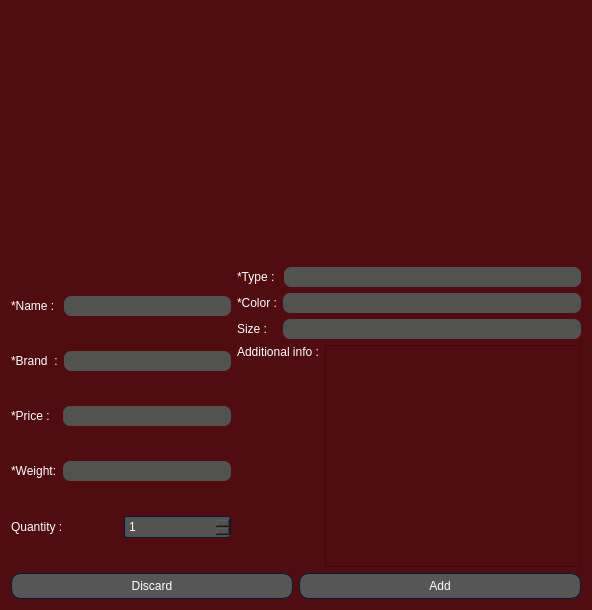
AP-projects-4001/Guys, file AP/buy_products.ui: the form before one commit.
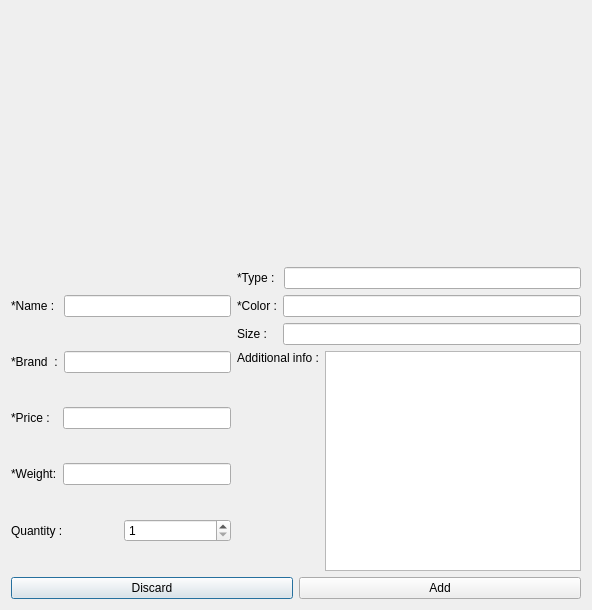
The form after the commit. Icons and pictures are not drawn.

What changed in the file:
```diff
--- a/AP/buy_products.ui
+++ b/AP/buy_products.ui
@@ -14,677 +14,7 @@
    <string>Dialog</string>
   </property>
   <property name="styleSheet">
-   <string notr="true">
-QWidget
-{
-	background-color: #500c10;
-	color: #ffffff;
-	border-color: #051a39;
-
-}
-
-
-QLabel
-{
-	background-color: transparent;
-	color: #ffffff;
-
-}
-
-
-QToolTip
-{
-	border : 1px solid #500c10;
-	background-color: #26264f;
-	color: #ffffff;
-	border-color: #051a39;
-
-}
-QPushButton
-{
-	background-color: #565656;
-	color: #ffffff;
-	border-style: solid;
-	border-width: 1px;
-	border-radius: 10px;
-	border-color: #051a39;
-	padding: 5px;
-
-}
-
-
-QPushButton::disabled
-{
-	background-color: #404040;
-	color: #656565;
-	border-color: #051a39;
-
-}
-
-
-QPushButton::hover
-{
-	background-color: #8399ff;
-	color: #ffffff;
-	border-style: solid;
-	border-width: 1px;
-	border-radius: 10px;
-	border-color: #051a39;
-	padding: 5px;
-}
-
-
-QPushButton::pressed
-{
-	background-color: #4969ff;
-	color: #ffffff;
-	border-style: solid;
-	border-width: 1px;
-	border-radius: 10px;
-	border-color: #051a39;
-	padding: 5px;
-
-}
-
-QComboBox
-{
-    background-color: #565656;
-    border: 1px solid;
-    border-radius: 3px;
-    padding-left: 6px;
-    color: #ffffff;
-    height: 20px;
-
-}
-
-
-QComboBox::disabled
-{
-	background-color: #404040;
-	color: #656565;
-	border-color: #051a39;
-
-}
-
-
-QComboBox:hover
-{
-    background-color: #8399ff;
-}
-
-
-QComboBox:on
-{
-    background-color: #4969ff;
-
-}
-
-
-QComboBox QAbstractItemView
-{
-    background-color: #383838;
-    color: #ffffff;
-    border: 1px solid black;
-    selection-background-color: #4969ff;
-    selection-color: #ffffff;
-    outline: 0;
-
-}
-
-QComboBox::drop-down
-{
-    subcontrol-origin: padding;
-    subcontrol-position: top right;
-    width: 15px;
-    border-left-width: 0px;
-    border-left-color: darkgray;
-    border-left-style: solid; 
-    border-top-right-radius: 3px; 
-    border-bottom-right-radius: 3px;
-
-}
-
-
-QComboBox::down-arrow
-{
-    image: url(://arrow-down.png);
-    width: 8px;
-    height: 8px;
-}
-
-
-QSpinBox
-{
-	background-color: #525251;
-	color: #ffffff;
-	border: 1px solid #051a39;
-	border-radius: 3px;
-	padding : 2px;
-}
-
-QLineEdit
-{
-	background-color: #525251;
-	color: #ffffff;
-	border-width: 1px;
-	border-radius: 7px;
-	border-color: #051a39;
-	padding: 2px;
-
-}
-
-QLineEdit::disabled
-{
-	background-color: #404040;
-	color: #656565;
-	border-width: 1px;
-	border-radius: 7px;
-	border-color: #051a39;
-	padding: 2px;
-
-}
-
-QTextEdit
-{
-	background-color: #ffffff;
-	color: #010201;
-	border-color: #051a39;
-
-}
-
-
-QTextEdit::disabled
-{
-	background-color: #404040;
-	color: #656565;
-	border-color: #051a39;
-
-}
-
-QCheckBox::indicator
-{
-    color: #b1b1b1;
-    background-color: #323232;
-    border: 1px solid #b1b1b1;
-    width: 12px;
-    height: 12px;
-
-}
-
-
-QCheckBox::indicator:checked
-{
-    image:url(://checkbox.png);
-    border: 1px solid #565656;
-
-}
-
-
-QCheckBox::disabled
-{
-	color: #656565;
-
-}
-
-
-QCheckBox::indicator:disabled
-{
-	background-color: #656565;
-	color: #656565;
-    border: 1px solid #656565;
-
-}
-
-
-QRadioButton::indicator::unchecked
-{ 
-	border: 2px inset gray; 
-	border-radius: 5px; 
-	background-color:  #fff;
-	width: 9px; 
-	height: 9px; 
-
-}
-
-
-QRadioButton::indicator::unchecked:hover
-{ 
-	border: 2px solid #565656; 
-	border-radius: 5px; 
-	background-color:  #fff;
-	width: 9px; 
-	height: 9px; 
-
-}
-
-
-QRadioButton::indicator::checked
-{ 
-	border: 2px inset darkgray; 
-	border-radius: 5px; 
-	background-color: #4969ff; 
-	width: 9px; 
-	height: 9px; 
-
-}
-
-
-QRadioButton::disabled
-{
-	color: #656565;
-
-}
-
-
-QRadioButton::indicator:disabled
-{
-	background-color: #656565;
-	color: #656565;
-    border: 2px solid #656565;
-
-}
-
-
-QTableView
-{
-    background-color: #242526;
-    border: 1px solid #32414B;
-    color: #f0f0f0;
-    gridline-color: #8faaff;
-    outline : 0;
-
-}
-
-
-QTableView::disabled
-{
-    background-color: #242526;
-    border: 1px solid #32414B;
-    color: #656565;
-    gridline-color: #656565;
-    outline : 0;
-
-}
-
-
-QTableView::item:hover 
-{
-    background-color: #26264f;
-    color: #f0f0f0;
-
-}
-
-
-QTableView::item:selected 
-{
-    background-color: #1a1b1c;
-    border: 2px solid #4969ff;
-    color: #F0F0F0;
-
-}
-
-
-QTableView::item:selected:disabled
-{
-    background-color: #1a1b1c;
-    border: 2px solid #525251;
-    color: #656565;
-
-}
-
-
-QTableCornerButton::section
-{
-    background-color: #505050;
-    color: #fff;
-
-}
-
-
-QHeaderView::section
-{
-    background-color: #525251;
-    color: #fff;
-    text-align: left;
-	padding: 4px;
-	
-}
-
-
-QHeaderView::section:disabled
-{
-    background-color: #525251;
-    color: #656565;
-
-}
-
-
-
-
-
-
-QHeaderView::section::vertical::first,
-QHeaderView::section::vertical::only-one
-{
-    border-top: 1px solid #353635;
-
-}
-
-
-QHeaderView::section::vertical
-{
-    border-top: 1px solid #353635;
-
-}
-
-
-QHeaderView::section::horizontal::first,
-QHeaderView::section::horizontal::only-one
-{
-    border-left: 1px solid #353635;
-
-}
-
-
-QHeaderView::section::horizontal
-{
-    border-left: 1px solid #353635;
-
-}
-
-
-QTabBar::tab
-{
-	background-color: #262626;
-	color: #ffffff;
-	border-style: solid;
-	border-width: 1px;
-	border-top-left-radius: 3px;
-	border-top-right-radius: 3px;
-	border-color: #051a39;
-	padding: 5px;
-
-}
-
-
-QTabBar::tab:disabled
-{
-	background-color: #656565;
-	color: #656565;
-}
-
-
-QTabWidget::pane 
-{
-	background-color: #262626;
-	color: #ffffff;
-    border: 1px solid;
-    border-color: #565656;
-
-}
-
-
-QTabBar::tab:selected
-{
-    background-color: #565656;
-	color: #ffffff;
-	border-style: solid;
-	border-width: 1px;
-	border-top-left-radius: 3px;
-	border-top-right-radius: 3px;
-	border-color: #051a39;
-	padding: 5px;
-
-}
-
-
-QTabBar::tab:selected:disabled
-{
-	background-color: #404040;
-	color: #656565;
-
-}
-
-
-QTabBar::tab:!selected 
-{
-    background-color: #262626;
-
-}
-
-
-QTabBar::tab:!selected:hover 
-{
-    background-color: #8399ff;
-
-}
-
-
-QTabBar::tab:top:!selected 
-{
-    margin-top: 3px;
-
-}
-
-
-QTabBar::tab:bottom:!selected 
-{
-    margin-bottom: 3px;
-
-}
-
-
-QTabBar::tab:top, QTabBar::tab:bottom 
-{
-    min-width: 8ex;
-    margin-right: -1px;
-    padding: 5px 10px 5px 10px;
-
-}
-
-
-QTabBar::tab:top:selected 
-{
-    border-bottom-color: none;
-
-}
-
-
-QTabBar::tab:bottom:selected 
-{
-    border-top-color: none;
-
-}
-
-
-QTabBar::tab:top:last, QTabBar::tab:bottom:last,
-QTabBar::tab:top:only-one, QTabBar::tab:bottom:only-one 
-{
-    margin-right: 0;
-
-}
-
-
-QTabBar::tab:left:!selected 
-{
-    margin-right: 3px;
-
-}
-
-
-QTabBar::tab:right:!selected
-{
-    margin-left: 3px;
-
-}
-
-
-QTabBar::tab:left, QTabBar::tab:right 
-{
-    min-height: 8ex;
-    margin-bottom: -1px;
-    padding: 10px 5px 10px 5px;
-
-}
-
-
-QTabBar::tab:left:selected 
-{
-    border-left-color: none;
-
-}
-
-
-QTabBar::tab:right:selected 
-{
-    border-right-color: none;
-
-}
-
-
-QTabBar::tab:left:last, QTabBar::tab:right:last,
-QTabBar::tab:left:only-one, QTabBar::tab:right:only-one 
-{
-    margin-bottom: 0;
-
-}
-
-
-QScrollBar:horizontal
-{
-    border: 1px solid #222222;
-    background-color: #3d3d3d;
-    height: 13px;
-    margin: 0px 16px 0 16px;
-
-}
-
-
-QScrollBar::handle:horizontal
-{
-    background: #565656;
-    min-height: 20px;
-
-}
-
-
-QScrollBar::add-line:horizontal
-{
-    border: 1px solid #1b1b19;
-    background-color: #565656;
-    width: 14px;
-    subcontrol-position: right;
-    subcontrol-origin: margin;
-
-}
-
-
-QScrollBar::sub-line:horizontal
-{
-    border: 1px solid #1b1b19;
-    background-color: #565656;
-    width: 14px;
-    subcontrol-position: left;
-    subcontrol-origin: margin;
-
-}
-
-
-QScrollBar::right-arrow:horizontal
-{
-    width: 6px;
-    height: 6px;
-
-}
-
-
-QScrollBar::left-arrow:horizontal
-{
-    width: 6px;
-    height: 6px;
-
-}
-
-
-QScrollBar::add-page:horizontal, QScrollBar::sub-page:horizontal
-{
-    background: none;
-
-}
-
-
-QScrollBar:vertical
-{
-    background-color: #3d3d3d;
-    width: 13px;
-    margin: 16px 0 16px 0;
-    border: 1px solid #222222;
-
-}
-
-
-QScrollBar::handle:vertical
-{
-    background-color: #565656;
-    min-height: 20px;
-
-}
-
-
-QScrollBar::add-line:vertical
-{
-    border: 1px solid #1b1b19;
-    background-color: #565656;
-    height: 14px;
-    subcontrol-position: bottom;
-    subcontrol-origin: margin;
-
-}
-
-
-QScrollBar::sub-line:vertical
-{
-    border: 1px solid #1b1b19;
-    background-color: #565656;
-    height: 14px;
-    subcontrol-position: top;
-    subcontrol-origin: margin;
-
-}
-
-
-QScrollBar::up-arrow:vertical
-{
-    width: 6px;
-    height: 6px;
-
-}
-
-
-QScrollBar::down-arrow:vertical
-{
-    width: 6px;
-    height: 6px;
-
-}
-
-
-QScrollBar::add-page:vertical, QScrollBar::sub-page:vertical
-{
-    background: none;
-
-}
-
-QStatusBar
-{
-	background-color: #565656;
-	color: #ffffff;
-	border-color: #051a39;
-
-}
-
-
-</string>
+   <string notr="true"/>
   </property>
   <layout class="QGridLayout" name="gridLayout">
    <item row="0" column="0">
```
